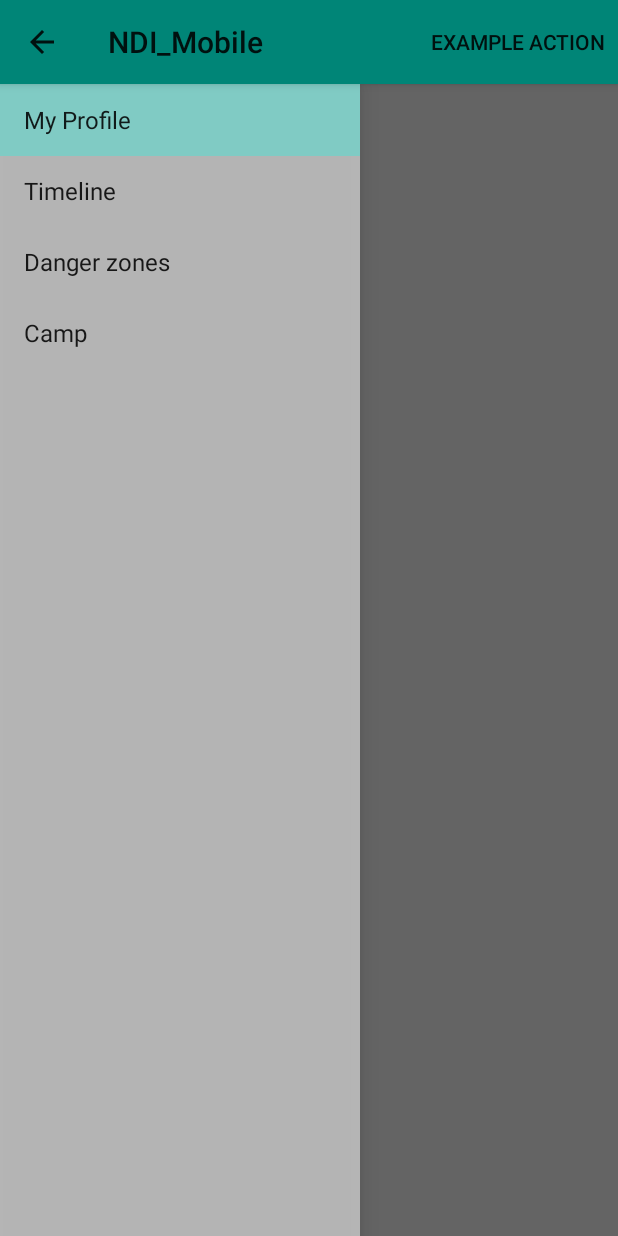
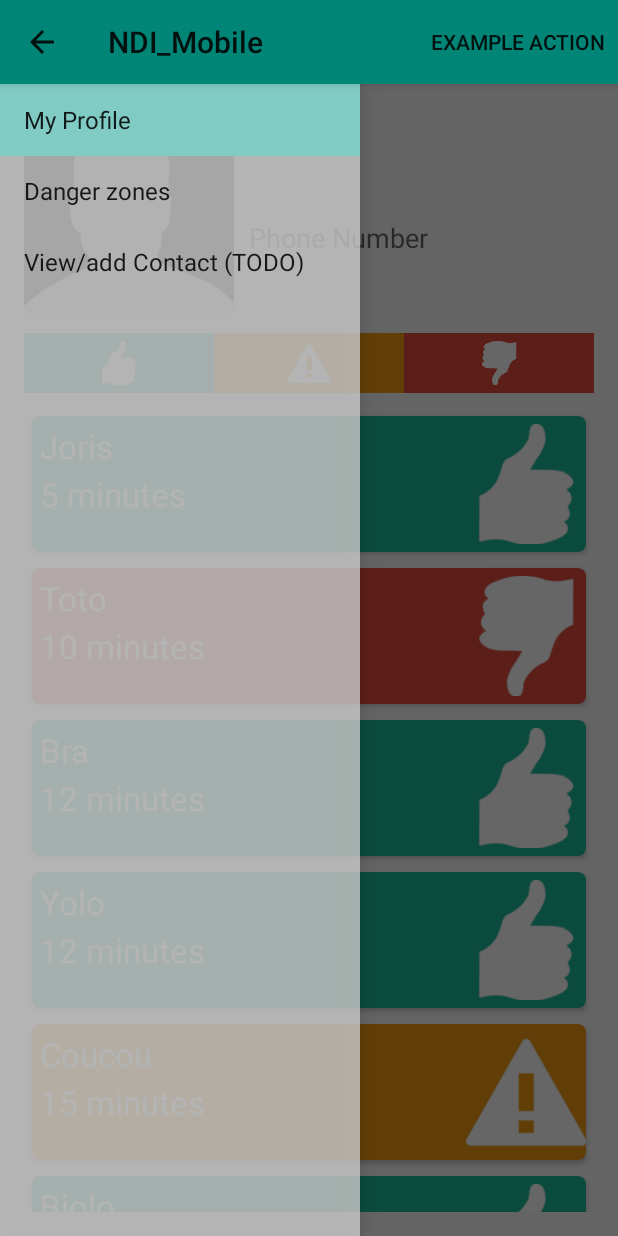
Before and after one commit to benedicksteve/NDI_Mobile, an Android app: the screen it shows after launch (MainActivity), on a phone screen of 412 x 824 dp. Run offline under Robolectric (Android 15) with nearby library versions, the phone set to English and light mode, and no system bars; 2 statements that could not run were skipped.

Commit message:
Merge timeline et profile

```diff
--- a/app/build.gradle
+++ b/app/build.gradle
@@ -26,4 +26,6 @@ dependencies {
     compile 'com.android.support:recyclerview-v7:21.0.+'
     compile 'com.android.support:support-v4:21.0.2'
     compile 'com.android.support:support-v13:21.0.2'
+    compile 'com.android.support:recyclerview-v7:21.+'
+    compile 'com.android.support:cardview-v7:21.+'
 }
--- a/app/src/main/java/com/ndi_mobile/ndi_mobile/MainActivity.java
+++ b/app/src/main/java/com/ndi_mobile/ndi_mobile/MainActivity.java
@@ -52,7 +52,15 @@ public class MainActivity extends Activity
         FragmentManager fragmentManager = getFragmentManager();
 
         switch(position){
-            case 2:
+
+            case 0:
+                fragmentManager.beginTransaction()
+                        .replace(R.id.container, MyProfileFragment.newInstance(token))
+                        .commit();
+                break;
+
+
+            case 1:
                 fragmentManager.beginTransaction()
                         .replace(R.id.container, DangerZonesFragment.newInstance(position + 1))
                         .commit();
@@ -76,9 +84,6 @@ public class MainActivity extends Activity
                 break;
             case 3:
                 mTitle = getString(R.string.title_section3);
-                break;
-            case 4:
-                mTitle = getString(R.string.title_section4);
                 break;
         }
     }
--- a/app/src/main/java/com/ndi_mobile/ndi_mobile/MyProfileFragment.java
+++ b/app/src/main/java/com/ndi_mobile/ndi_mobile/MyProfileFragment.java
@@ -6,6 +6,9 @@ import android.net.Uri;
 import android.os.AsyncTask;
 import android.os.Bundle;
 import android.app.Fragment;
+import android.support.v7.widget.DefaultItemAnimator;
+import android.support.v7.widget.LinearLayoutManager;
+import android.support.v7.widget.RecyclerView;
 import android.view.LayoutInflater;
 import android.view.View;
 import android.view.ViewGroup;
@@ -20,17 +23,20 @@ import com.ndi_mobile.ndi_mobile.utils.JSONParser;
 import org.json.JSONException;
 import org.json.JSONObject;
 
+import java.util.ArrayList;
+
 
 public class MyProfileFragment extends Fragment {
     // TODO: Rename parameter arguments, choose names that match
     // the fragment initialization parameters, e.g. ARG_ITEM_NUMBER
-    private static final String ARG_PARAM1 = "param1";
-    private static final String ARG_PARAM2 = "param2";
+    private static final String ARG_TOKEN = "token";
 
     // TODO: Rename and change types of parameters
     private String token;
 
     private View fragmentMyProfileView;
+    private RecyclerView mRecyclerView;
+    private TimeLineAdapter mAdapter;
 
     private PingTask pingTask=null;
     private TextView email;
@@ -41,6 +47,15 @@ public class MyProfileFragment extends Fragment {
 
     private String id=null;
 
+
+    public static MyProfileFragment newInstance(String token) {
+        MyProfileFragment fragment = new MyProfileFragment();
+        Bundle args = new Bundle();
+        args.putString(ARG_TOKEN, token);
+        fragment.setArguments(args);
+        return fragment;
+    }
+
     public MyProfileFragment() {
         // Required empty public constructor
     }
@@ -49,7 +64,7 @@ public class MyProfileFragment extends Fragment {
     public void onCreate(Bundle savedInstanceState) {
         super.onCreate(savedInstanceState);
         if (getArguments() != null) {
-            token = getArguments().getString(ARG_PARAM1);
+            token = getArguments().getString(ARG_TOKEN);
         }
     }
 
@@ -89,6 +104,24 @@ public class MyProfileFragment extends Fragment {
                 warningButtonAction();
             }
         });
+
+        mRecyclerView = (RecyclerView) fragmentMyProfileView.findViewById(R.id.list);
+
+        mRecyclerView.setLayoutManager(new LinearLayoutManager(getActivity()));
+        mRecyclerView.setItemAnimator(new DefaultItemAnimator());
+
+        final ArrayList<String[]> contacts = new ArrayList<String[]>();
+        contacts.add(new String[]{"Joris", "5 minutes", "OK"});
+        contacts.add(new String[]{"Toto", "10 minutes", "KO"});
+        contacts.add(new String[]{"Bra", "12 minutes", "OK"});
+        contacts.add(new String[]{"Yolo", "12 minutes", "OK"});
+        contacts.add(new String[]{"Coucou", "15 minutes", "WARNING"});
+        contacts.add(new String[]{"Biolo", "20 minutes", "OK"});
+
+        mAdapter = new TimeLineAdapter(contacts, R.layout.row_timeline, getActivity());
+        mRecyclerView.setAdapter(mAdapter);
+
+
 
         return fragmentMyProfileView;
     }
--- a/app/src/main/java/com/ndi_mobile/ndi_mobile/NavigationDrawerFragment.java
+++ b/app/src/main/java/com/ndi_mobile/ndi_mobile/NavigationDrawerFragment.java
@@ -105,7 +105,6 @@ public class NavigationDrawerFragment extends Fragment {
                         getString(R.string.title_section1),
                         getString(R.string.title_section2),
                         getString(R.string.title_section3),
-                        getString(R.string.title_section4),
                 }));
         mDrawerListView.setItemChecked(mCurrentSelectedPosition, true);
         return mDrawerListView;
--- /dev/null
+++ b/app/src/main/java/com/ndi_mobile/ndi_mobile/TimeLineAdapter.java
@@ -0,0 +1,72 @@
+package com.ndi_mobile.ndi_mobile;
+
+import android.content.Context;
+import android.graphics.Color;
+import android.support.v7.widget.CardView;
+import android.support.v7.widget.RecyclerView;
+import android.view.LayoutInflater;
+import android.view.View;
+import android.view.ViewGroup;
+import android.widget.ImageView;
+import android.widget.TextView;
+
+import java.util.List;
+
+/**
+ * Created by Antoine on 05/12/2014.
+ */
+public class TimeLineAdapter extends RecyclerView.Adapter<TimeLineAdapter.ViewHolder>{
+
+        private List<String[]> contacts;
+        private int rowLayout;
+        private Context mContext;
+
+        public TimeLineAdapter(List<String[]> contacts, int rowLayout, Context context) {
+            this.contacts = contacts;
+            this.rowLayout = rowLayout;
+            this.mContext = context;
+        }
+        @Override
+        public ViewHolder onCreateViewHolder(ViewGroup viewGroup, int i) {
+            View v = LayoutInflater.from(viewGroup.getContext()).inflate(rowLayout, viewGroup, false);
+            return new ViewHolder(v);
+        }
+        @Override
+        public void onBindViewHolder(ViewHolder viewHolder, int i) {
+            viewHolder.contactName.setText(contacts.get(i)[0]);
+            viewHolder.contactDate.setText(contacts.get(i)[1]);
+
+            if(contacts.get(i)[2] == "OK") {
+                viewHolder.cardLayout.setCardBackgroundColor(Color.parseColor("#1abc9c"));
+                viewHolder.contactImage.setImageDrawable(mContext.getResources().getDrawable(R.drawable.thumbs_up));
+            }
+            else if (contacts.get(i)[2] == "KO") {
+                viewHolder.cardLayout.setCardBackgroundColor(Color.parseColor("#e74c3c"));
+                viewHolder.contactImage.setImageDrawable(mContext.getResources().getDrawable(R.drawable.thumbs_down));
+            }
+            else if (contacts.get(i)[2] == "WARNING") {
+                viewHolder.cardLayout.setCardBackgroundColor(Color.parseColor("#f39c12"));
+                viewHolder.contactImage.setImageDrawable(mContext.getResources().getDrawable(R.drawable.warning_icon));
+            }
+        }
+
+        @Override
+        public int getItemCount() {
+            return contacts == null ? 0 : contacts.size();
+        }
+
+        public static class ViewHolder extends RecyclerView.ViewHolder {
+            public TextView contactName;
+            public TextView contactDate;
+            public CardView cardLayout;
+            public ImageView contactImage;
+
+            public ViewHolder(View itemView) {
+                super(itemView);
+                contactName = (TextView) itemView.findViewById(R.id.contactName);
+                contactDate = (TextView) itemView.findViewById(R.id.contactDate);
+                cardLayout =  (CardView) itemView.findViewById(R.id.card_view);
+                contactImage = (ImageView) itemView.findViewById(R.id.contactImage);
+            }
+        }
+}
--- a/app/src/main/res/layout/fragment_my_profile.xml
+++ b/app/src/main/res/layout/fragment_my_profile.xml
@@ -107,6 +107,16 @@
                 />
         </LinearLayout>
 
+
+        <android.support.v7.widget.RecyclerView
+            android:id="@+id/list"
+            android:layout_width="match_parent"
+            android:layout_height="wrap_content"
+            android:layout_marginTop="10dp"
+            tools:context="com.ndi_mobile.ndi_mobile.TimeLineFragment"
+
+            />
+
     </LinearLayout>
 
 </FrameLayout>
--- /dev/null
+++ b/app/src/main/res/layout/row_timeline.xml
@@ -0,0 +1,55 @@
+<?xml version="1.0" encoding="utf-8"?>
+<android.support.v7.widget.CardView xmlns:android="http://schemas.android.com/apk/res/android"
+    android:orientation="horizontal" android:layout_width="match_parent"
+    xmlns:card_view="http://schemas.android.com/apk/res-auto"
+    android:layout_margin="5dp"
+    android:id="@+id/card_view"
+    card_view:cardCornerRadius="5dp"
+    card_view:cardBackgroundColor="@color/highlighted_text_material_light"
+    android:layout_height="match_parent">
+    <RelativeLayout
+        android:layout_width="match_parent"
+        android:layout_height="match_parent">
+
+        <TextView
+            android:id="@+id/contactName"
+            android:layout_alignParentLeft="true"
+            android:background="?android:selectableItemBackground"
+            android:focusable="true"
+            android:clickable="true"
+            android:layout_width="wrap_content"
+            android:layout_height="24dp"
+            android:textSize="22sp"
+            android:textColor="@android:color/white"
+            android:layout_marginTop="5dp"
+            android:layout_marginLeft="5dp"
+            />
+
+        <TextView
+            android:id="@+id/contactDate"
+            android:layout_alignParentLeft="true"
+            android:layout_marginTop="37dp"
+            android:background="?android:selectableItemBackground"
+            android:focusable="true"
+            android:clickable="true"
+            android:layout_width="wrap_content"
+            android:layout_height="24dp"
+            android:textSize="22sp"
+            android:textColor="@android:color/white"
+            android:layout_marginLeft="5dp"
+            />
+
+        <ImageView
+            android:id="@+id/contactImage"
+            android:layout_marginTop="5dp"
+            android:layout_marginBottom="5dp"
+            android:layout_width="80dp"
+            android:layout_height="80dp"
+            android:scaleType="centerCrop"
+            android:layout_alignParentRight="true"
+            android:layout_centerVertical="true"
+
+            />
+
+    </RelativeLayout>
+</android.support.v7.widget.CardView>
--- a/app/src/main/res/values/strings.xml
+++ b/app/src/main/res/values/strings.xml
@@ -3,9 +3,8 @@
 
     <string name="app_name">NDI_Mobile</string>
     <string name="title_section1">My Profile</string>
-    <string name="title_section2">Timeline</string>
-    <string name="title_section3">Danger zones</string>
-    <string name="title_section4">Camp</string>
+    <string name="title_section2">Danger zones</string>
+    <string name="title_section3">View/add Contact (TODO)</string>
     <string name="navigation_drawer_open">Open navigation drawer</string>
     <string name="navigation_drawer_close">Close navigation drawer</string>
     <string name="action_example">Example action</string>
```
